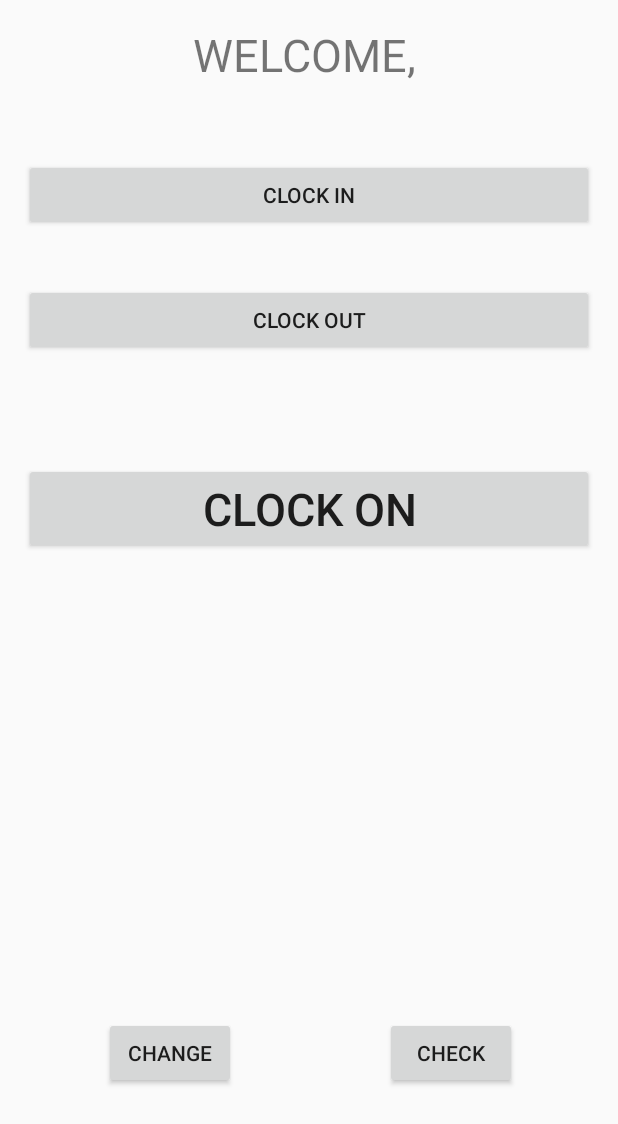
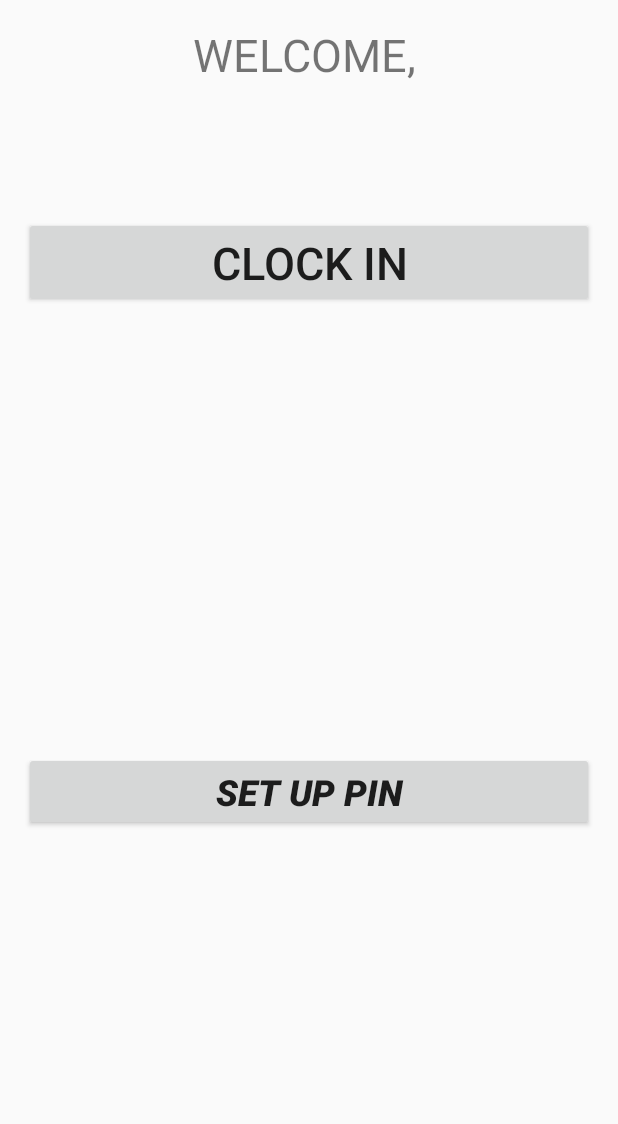
Before and after one commit to kazetrend/TCCS_ClockIn, an Android app: the layout activity_main.xml on its own in the app's theme, with its tools: preview values and no code run, on a phone screen of 412 x 824 dp. Shown: the top 1124 px of the screen. Run offline under Robolectric (Android 15) with nearby library versions, the phone set to English and light mode, and no system bars; network calls fail.

```diff
--- a/app/build.gradle
+++ b/app/build.gradle
@@ -37,6 +37,7 @@ dependencies {
     compile 'com.google.code.gson:gson:2.8.0'
     compile 'com.afollestad.material-dialogs:core:0.8.6.1'
     compile project(':lib')
+    compile 'com.android.support.constraint:constraint-layout:1.0.0-beta4'
 }
 repositories{
     flatDir{
--- a/app/src/main/java/com/example/jirehcordova/tccs_clockin/Launcher.java
+++ b/app/src/main/java/com/example/jirehcordova/tccs_clockin/Launcher.java
@@ -4,15 +4,16 @@ import android.app.Activity;
 import android.content.Intent;
 import android.content.SharedPreferences;
 import android.os.Bundle;
+import android.support.v7.app.AppCompatActivity;
 import android.widget.Toast;
 
-import com.github.orangegangsters.lollipin.lib.PinActivity;
+//import com.github.orangegangsters.lollipin.lib.PinActivity;
 
 /**
  * Created by Jireh Cordova on 18/02/2017.
  */
 
-public class Launcher extends PinActivity {
+public class Launcher extends AppCompatActivity {
 
     @Override
     public void onCreate(Bundle bundle) {
--- a/app/src/main/res/layout/activity_main.xml
+++ b/app/src/main/res/layout/activity_main.xml
@@ -16,59 +16,38 @@
         android:layout_centerHorizontal="true" />
 
     <Button
-        android:id="@+id/button_compat_locked"
+        android:text="Clock In"
         android:layout_width="match_parent"
         android:layout_height="wrap_content"
-        android:text="CLOCK IN"
-        android:layout_marginTop="49dp"
-        android:layout_below="@+id/welcomemsg"
-        android:layout_alignParentLeft="true"
-        android:layout_alignParentStart="true" />
-
-    <Button
-        android:id="@+id/button_not_locked"
-        android:layout_width="match_parent"
-        android:layout_height="wrap_content"
-        android:text="CLOCK OUT"
-        android:layout_marginTop="83dp"
-        android:layout_alignTop="@+id/button_compat_locked"
-        android:layout_alignParentLeft="true"
-        android:layout_alignParentStart="true" />
-
-    <Button
-        android:id="@+id/button_change_pin"
-        android:layout_width="wrap_content"
-        android:layout_height="wrap_content"
-        android:text="Change"
-        android:layout_alignParentBottom="true"
-        android:layout_alignParentLeft="true"
-        android:layout_alignParentStart="true"
-        android:layout_marginLeft="53dp"
-        android:layout_marginStart="53dp"
-        android:layout_marginBottom="82dp" />
-
-    <Button
-        android:id="@+id/button_unlock_pin"
-        android:layout_width="wrap_content"
-        android:layout_height="wrap_content"
-        android:text="Check"
-        android:layout_marginRight="51dp"
-        android:layout_marginEnd="51dp"
-        android:layout_alignTop="@+id/button_change_pin"
-        android:layout_alignParentRight="true"
-        android:layout_alignParentEnd="true" />
-
-    <Button
-        android:text="Clock On"
-        android:layout_width="match_parent"
-        android:layout_height="wrap_content"
-        android:layout_below="@+id/button_not_locked"
-        android:layout_centerHorizontal="true"
-        android:layout_marginTop="71dp"
+        android:layout_marginTop="88dp"
         android:id="@+id/changeling"
         android:textSize="30sp"
         android:textAlignment="center"
         android:elevation="15dp"
-        android:onClick=""/>
+        android:onClick=""
+        android:layout_below="@+id/welcomemsg"
+        android:layout_alignParentStart="true" />
+
+    <LinearLayout
+        android:orientation="horizontal"
+        android:layout_width="match_parent"
+        android:layout_height="wrap_content"
+        android:id="@+id/line"
+        android:layout_marginBottom="48dp"
+        android:layout_alignParentBottom="true"
+        android:layout_alignParentStart="true">
+
+        <Button
+            android:text="SET UP PIN"
+            android:layout_width="match_parent"
+            android:layout_height="match_parent"
+            android:layout_alignParentBottom="true"
+            android:layout_centerHorizontal="true"
+            android:layout_marginBottom="206dp"
+            android:id="@+id/pinSetUp"
+            android:textSize="24sp"
+            android:textStyle="bold|italic"
+            android:textAlignment="center" />
+    </LinearLayout>
 
 </RelativeLayout>
```
Also changed, not shown: app/src/main/java/com/example/jirehcordova/tccs_clockin/CustomPinActivity.java (+2 -56 lines), app/src/main/java/com/example/jirehcordova/tccs_clockin/MainActivity.java (+29 -34 lines), app/src/main/java/com/example/jirehcordova/tccs_clockin/registeractivity.java (+5 -5 lines).
